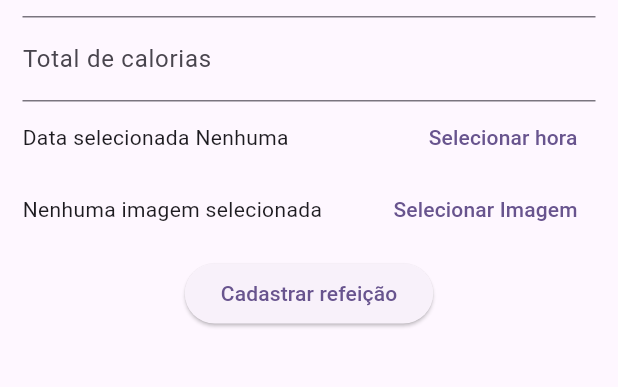
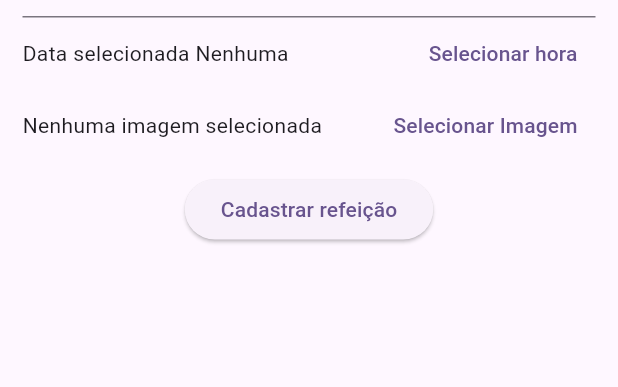
Before and after one commit to carloseps/calcount, a Flutter app: the MealForm widget shown alone on an empty page, opened directly with empty values, after a tap on "Cadastrar refeição", on a phone screen of 412 x 824 dp, the part 77-464 px from its top. Run offline on Flutter 3.47's test engine with Material 3 defaults, Android fonts, the phone set to English and light mode, and no system bars; drawn by our look-alikes of toastification; our stand-ins replace firebase_core, firebase_database, firebase_messaging, firebase_storage, get, image_picker and 1 more; missing offline and left inert: dart:ffi; accounts and stored records are empty.

Commit message:
Fix: Removido campo de total de calorias preenchivel pelo usuário

```diff
--- a/lib/components/meal_details_page.dart
+++ b/lib/components/meal_details_page.dart
@@ -79,6 +79,7 @@ class _MealDetailsPageState extends State<MealDetailsPage> {
       if (newImageUrl != null) {
         setState(() {
           widget.meal.imageUrl = newImageUrl;
+          print(widget.meal);
           widget.updateMeal(widget.meal);
         });
       }
--- a/lib/components/new_meal_form.dart
+++ b/lib/components/new_meal_form.dart
@@ -8,7 +8,7 @@ import 'package:image_picker/image_picker.dart';
 
 // ignore: must_be_immutable
 class MealForm extends StatefulWidget {
-  Function(String, int?, TimeOfDay?, File?) onSubmit;
+  Function(String, TimeOfDay?, File?) onSubmit;
   static final GlobalKey<FormState> _formKey = GlobalKey<FormState>();
 
   MealForm(this.onSubmit, {super.key});
@@ -18,7 +18,7 @@ class MealForm extends StatefulWidget {
 }
 
 class _MealFormState extends State<MealForm> {
-  final _totalCaloriesController = TextEditingController();
+  // final _totalCaloriesController = TextEditingController();
   TimeOfDay? _timeController;
   File? _imageFile;
   final ImagePicker _picker = ImagePicker();
@@ -28,13 +28,13 @@ class _MealFormState extends State<MealForm> {
   /// Retorna os dados para o widget pai por callback
   _submitForm() {
     final name = _selectedMealType.description;
-    final calories = int.tryParse(_totalCaloriesController.text);
+    // final calories = int.tryParse(_totalCaloriesController.text);
 
     if (name.isEmpty) {
       return;
     }
 
-    widget.onSubmit(name, calories, _timeController, _imageFile);
+    widget.onSubmit(name, _timeController, _imageFile);
   }
 
   _changeDropdownMealTypeValue(MealType? newMealType) {
@@ -111,11 +111,11 @@ class _MealFormState extends State<MealForm> {
               }).toList(),
               onChanged: _changeDropdownMealTypeValue,
             ),
-            TextFormField(
-              controller: _totalCaloriesController,
-              decoration:
-                  const InputDecoration(labelText: 'Total de calorias'),
-            ),
+            // TextFormField(
+            //   controller: _totalCaloriesController,
+            //   decoration:
+            //       const InputDecoration(labelText: 'Total de calorias'),
+            // ),
             Row(
               children: <Widget>[
                 Expanded(
```
